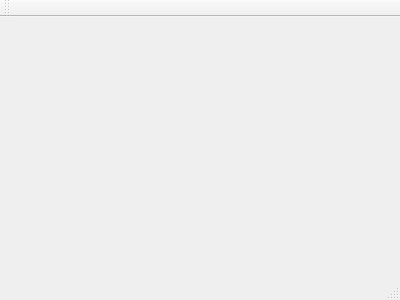
reivax-boucoi/QT, file Fluke/mainwindow.ui: the form before one commit.
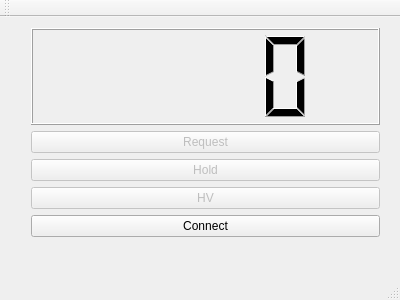
The form after the commit.

What changed in the file:
```diff
--- a/Fluke/mainwindow.ui
+++ b/Fluke/mainwindow.ui
@@ -12,13 +12,91 @@
   <property name="windowTitle" >
    <string>MainWindow</string>
   </property>
-  <widget class="QMenuBar" name="menuBar" />
-  <widget class="QToolBar" name="mainToolBar" />
-  <widget class="QWidget" name="centralWidget" />
-  <widget class="QStatusBar" name="statusBar" />
+  <widget class="QWidget" name="centralWidget">
+   <widget class="QWidget" name="verticalLayoutWidget">
+    <property name="geometry">
+     <rect>
+      <x>20</x>
+      <y>0</y>
+      <width>371</width>
+      <height>231</height>
+     </rect>
+    </property>
+    <layout class="QVBoxLayout" name="verticalLayout">
+     <item>
+      <widget class="QLCDNumber" name="lcdNumber">
+       <property name="smallDecimalPoint">
+        <bool>true</bool>
+       </property>
+       <property name="digitCount">
+        <number>4</number>
+       </property>
+       <property name="segmentStyle">
+        <enum>QLCDNumber::Filled</enum>
+       </property>
+      </widget>
+     </item>
+     <item>
+      <widget class="QPushButton" name="pushButton_request">
+       <property name="enabled">
+        <bool>false</bool>
+       </property>
+       <property name="text">
+        <string>Request</string>
+       </property>
+      </widget>
+     </item>
+     <item>
+      <widget class="QPushButton" name="pushButton_Hold">
+       <property name="enabled">
+        <bool>false</bool>
+       </property>
+       <property name="text">
+        <string>Hold</string>
+       </property>
+      </widget>
+     </item>
+     <item>
+      <widget class="QPushButton" name="pushButton_hv">
+       <property name="enabled">
+        <bool>false</bool>
+       </property>
+       <property name="text">
+        <string>HV</string>
+       </property>
+      </widget>
+     </item>
+     <item>
+      <widget class="QPushButton" name="pushButton_connect">
+       <property name="text">
+        <string>Connect</string>
+       </property>
+      </widget>
+     </item>
+    </layout>
+   </widget>
+  </widget>
+  <widget class="QMenuBar" name="menuBar">
+   <property name="geometry">
+    <rect>
+     <x>0</x>
+     <y>0</y>
+     <width>400</width>
+     <height>23</height>
+    </rect>
+   </property>
+  </widget>
+  <widget class="QToolBar" name="mainToolBar">
+   <attribute name="toolBarArea">
+    <enum>TopToolBarArea</enum>
+   </attribute>
+   <attribute name="toolBarBreak">
+    <bool>false</bool>
+   </attribute>
+  </widget>
+  <widget class="QStatusBar" name="statusBar"/>
  </widget>
- <layoutDefault spacing="6" margin="11" />
- <pixmapfunction></pixmapfunction>
+ <layoutdefault spacing="6" margin="11"/>
  <resources/>
  <connections/>
 </ui>
```
Left out of the diff: 7 changed lines with no effect on the pictures.
